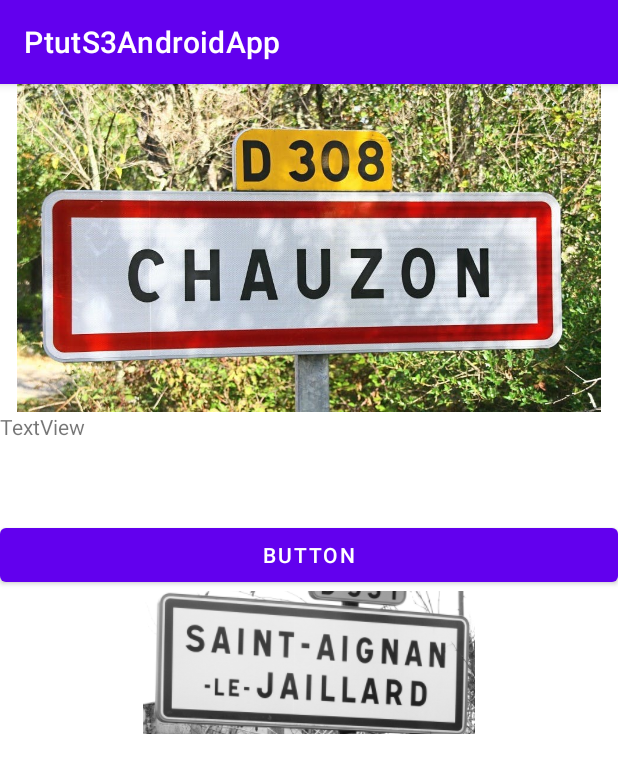
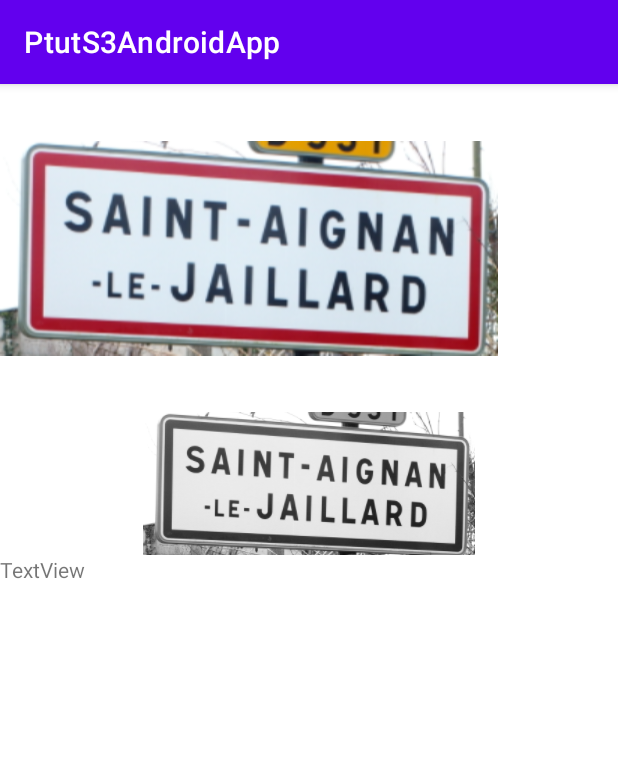
Before and after one commit to ETS-Android5/CityDex, an Android app: the screen it shows after launch (MainActivity), on a phone screen of 412 x 824 dp. Shown: the top 773 px of the screen. Run offline under Robolectric (Android 15) with nearby library versions, the phone set to English and light mode, and no system bars; libraries missing offline, so code that uses them is left out: androidx.constraintlayout.solver, org.checkerframework.checker; 1 statement that could not run was skipped.

Commit message:
button removed and modif for demo

```diff
--- a/app/src/main/java/com/example/ptuts3androidapp/MainActivity.java
+++ b/app/src/main/java/com/example/ptuts3androidapp/MainActivity.java
@@ -41,7 +41,6 @@ public class MainActivity extends AppCompatActivity {
 
     private ImageView imgView;
     private ImageView imgGray;
-    private Button button;
     private TextView textView;
 
     private String[] perms = {Manifest.permission.WRITE_EXTERNAL_STORAGE,Manifest.permission.READ_EXTERNAL_STORAGE};
@@ -55,7 +54,6 @@ public class MainActivity extends AppCompatActivity {
         setContentView(R.layout.activity_main);
 
         imgView = findViewById(R.id.imageView);
-        button = findViewById(R.id.button);
         textView = findViewById(R.id.textView);
         imgGray = findViewById(R.id.imgGray);
 
--- a/app/src/main/res/layout/activity_main.xml
+++ b/app/src/main/res/layout/activity_main.xml
@@ -15,25 +15,19 @@
             android:id="@+id/imageView"
             android:layout_width="wrap_content"
             android:layout_height="328px"
-            app:srcCompat="@drawable/image_ocr" />
+            app:srcCompat="@drawable/image_travers_crop" />
+
+        <ImageView
+            android:id="@+id/imgGray"
+            android:layout_width="match_parent"
+            android:layout_height="wrap_content"
+            app:srcCompat="@drawable/ic_launcher_background" />
 
         <TextView
             android:id="@+id/textView"
             android:layout_width="match_parent"
             android:layout_height="71dp"
             android:text="TextView" />
-
-        <Button
-            android:id="@+id/button"
-            android:layout_width="match_parent"
-            android:layout_height="wrap_content"
-            android:text="Button" />
-
-        <ImageView
-            android:id="@+id/imgGray"
-            android:layout_width="match_parent"
-            android:layout_height="wrap_content"
-            app:srcCompat="@drawable/ic_launcher_background" />
     </LinearLayout>
 
 </androidx.constraintlayout.widget.ConstraintLayout>
```
Also changed, not shown: app/src/main/res/drawable/image_travers_crop.png (added), 279 other files.
